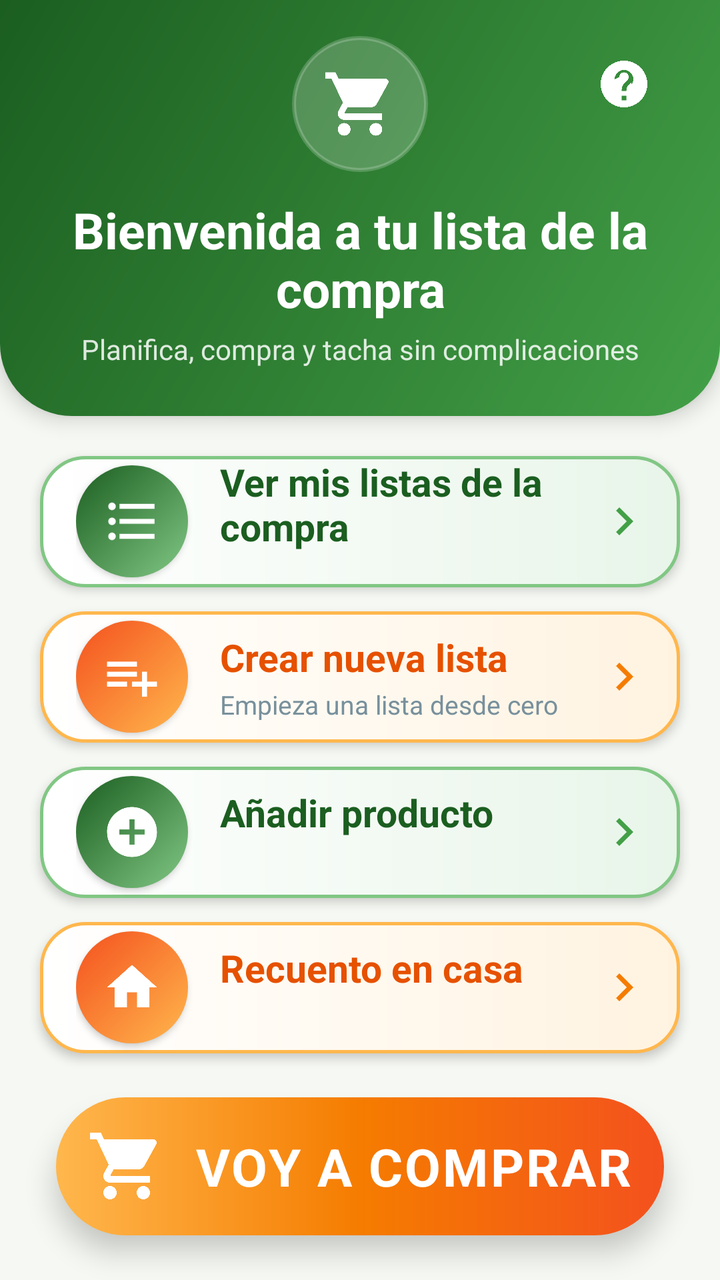
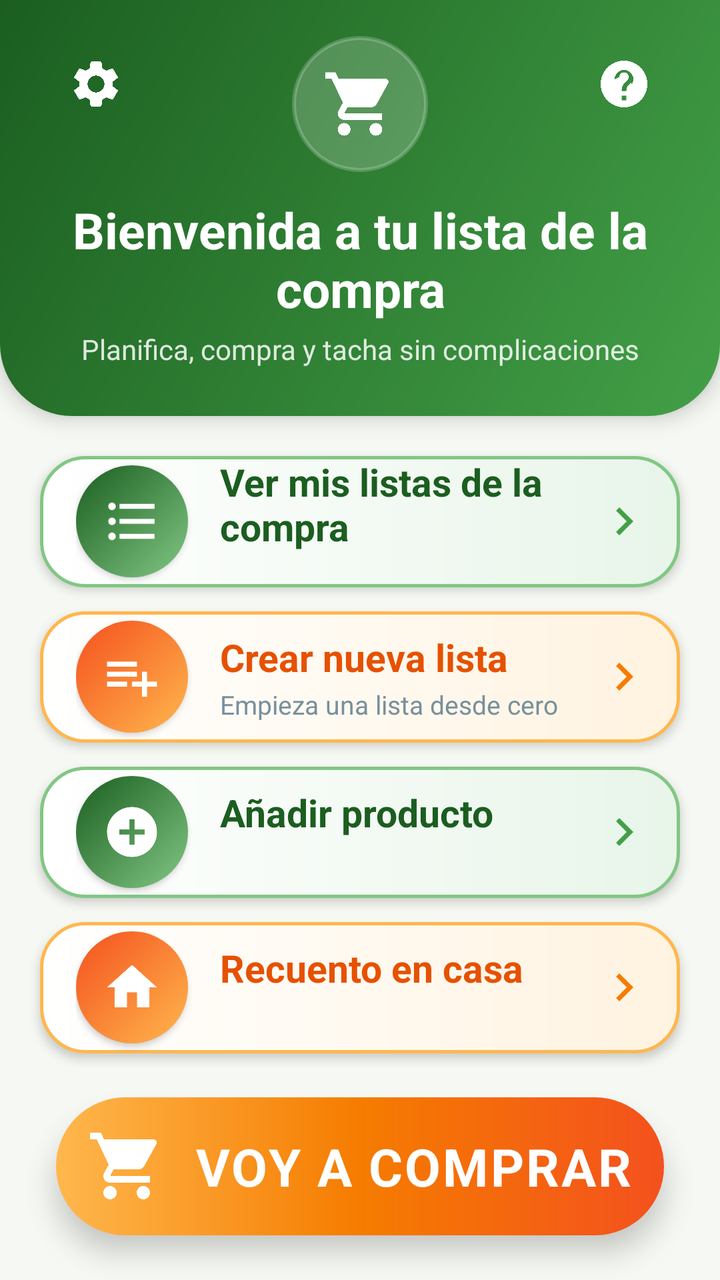

Two renders of the same Android screen: before a commit and after it. Below are the layout's source before the change and the commit's diff.
<!-- AndroidManifest.xml: application theme Theme.ShoppingList -->
<!-- res/layout/activity_main.xml -->
<?xml version="1.0" encoding="utf-8"?>
<LinearLayout xmlns:android="http://schemas.android.com/apk/res/android"
    xmlns:app="http://schemas.android.com/apk/res-auto"
    xmlns:tools="http://schemas.android.com/tools"
    android:layout_width="match_parent"
    android:layout_height="match_parent"
    android:orientation="vertical"
    tools:ignore="ContentDescription,NestedWeights">

    
    <LinearLayout
        android:id="@+id/topBar"
        android:layout_width="match_parent"
        android:layout_height="wrap_content"
        android:background="@drawable/bg_header_main"
        android:elevation="6dp"
        android:gravity="center_horizontal"
        android:orientation="vertical"
        android:paddingStart="24dp"
        android:paddingTop="18dp"
        android:paddingEnd="24dp"
        android:paddingBottom="24dp">

        <FrameLayout
            android:layout_width="match_parent"
            android:layout_height="68dp">

            <FrameLayout
                android:layout_width="68dp"
                android:layout_height="68dp"
                android:layout_gravity="center"
                android:background="@drawable/bg_icon_circle_light">

                <ImageView
                    android:layout_width="38dp"
                    android:layout_height="38dp"
                    android:layout_gravity="center"
                    android:importantForAccessibility="no"
                    android:src="@drawable/ic_cart" />
            </FrameLayout>

            
            <ImageButton
                android:id="@+id/btnTutorial"
                android:layout_width="48dp"
                android:layout_height="48dp"
                android:layout_gravity="end|top"
                android:background="?attr/selectableItemBackgroundBorderless"
                android:contentDescription="@string/tutorial_help"
                android:padding="10dp"
                android:scaleType="fitCenter"
                android:src="@drawable/ic_help" />
        </FrameLayout>

        <TextView
            android:layout_width="match_parent"
            android:layout_height="wrap_content"
            android:layout_marginTop="12dp"
            android:gravity="center"
            android:text="@string/main_header"
            android:textColor="@color/white"
            android:textSize="25sp"
            android:textStyle="bold" />

        <TextView
            android:layout_width="match_parent"
            android:layout_height="wrap_content"
            android:layout_marginTop="4dp"
            android:alpha="0.85"
            android:gravity="center"
            android:text="@string/main_subtitle"
            android:textColor="@color/white"
            android:textSize="14sp" />
    </LinearLayout>

    <LinearLayout
        android:layout_width="match_parent"
        android:layout_height="0dp"
        android:layout_weight="1"
        android:orientation="vertical"
        android:paddingStart="20dp"
        android:paddingTop="20dp"
        android:paddingEnd="20dp"
        android:clipToPadding="false"
        android:paddingBottom="16dp">

        <LinearLayout
            android:id="@+id/bannerMyLists"
            style="@style/MainBanner"
            android:background="@drawable/bg_banner_green">

            <FrameLayout
                style="@style/MainBannerIconCircle"
                android:background="@drawable/bg_icon_circle_green">

                <ImageView
                    style="@style/MainBannerIcon"
                    android:src="@drawable/ic_list" />
            </FrameLayout>

            <LinearLayout style="@style/MainBannerTexts">

                <TextView
                    style="@style/MainBannerTitle"
                    android:text="@string/banner_my_lists"
                    android:textColor="@color/green_dark" />

                <TextView
                    android:id="@+id/tvMyListsSub"
                    style="@style/MainBannerSubtitle" />
            </LinearLayout>

            <ImageView
                style="@style/MainBannerChevron"
                app:tint="@color/green_mid" />
        </LinearLayout>

        <LinearLayout
            android:id="@+id/bannerNewList"
            style="@style/MainBanner"
            android:background="@drawable/bg_banner_orange">

            <FrameLayout
                style="@style/MainBannerIconCircle"
                android:background="@drawable/bg_icon_circle_orange">

                <ImageView
                    style="@style/MainBannerIcon"
                    android:src="@drawable/ic_playlist_add" />
            </FrameLayout>

            <LinearLayout style="@style/MainBannerTexts">

                <TextView
                    style="@style/MainBannerTitle"
                    android:text="@string/banner_new_list"
                    android:textColor="@color/orange_dark" />

                <TextView
                    style="@style/MainBannerSubtitle"
                    android:text="@string/banner_new_list_sub" />
            </LinearLayout>

            <ImageView
                style="@style/MainBannerChevron"
                app:tint="@color/orange" />
        </LinearLayout>

        <LinearLayout
            android:id="@+id/bannerAddProduct"
            style="@style/MainBanner"
            android:background="@drawable/bg_banner_green">

            <FrameLayout
                style="@style/MainBannerIconCircle"
                android:background="@drawable/bg_icon_circle_green">

                <ImageView
                    style="@style/MainBannerIcon"
                    android:src="@drawable/ic_add_circle" />
            </FrameLayout>

            <LinearLayout style="@style/MainBannerTexts">

                <TextView
                    style="@style/MainBannerTitle"
                    android:text="@string/banner_add_product"
                    android:textColor="@color/green_dark" />

                <TextView
                    android:id="@+id/tvAddProductSub"
                    style="@style/MainBannerSubtitle" />
            </LinearLayout>

            <ImageView
                style="@style/MainBannerChevron"
                app:tint="@color/green_mid" />
        </LinearLayout>

        <LinearLayout
            android:id="@+id/bannerHome"
            style="@style/MainBanner"
            android:background="@drawable/bg_banner_orange">

            <FrameLayout
                style="@style/MainBannerIconCircle"
                android:background="@drawable/bg_icon_circle_orange">

                <ImageView
                    style="@style/MainBannerIcon"
                    android:src="@drawable/ic_home" />
            </FrameLayout>

            <LinearLayout style="@style/MainBannerTexts">

                <TextView
                    style="@style/MainBannerTitle"
                    android:text="@string/banner_home"
                    android:textColor="@color/orange_dark" />

                <TextView
                    android:id="@+id/tvHomeSub"
                    style="@style/MainBannerSubtitle" />
            </LinearLayout>

            <ImageView
                style="@style/MainBannerChevron"
                app:tint="@color/orange" />
        </LinearLayout>

        <LinearLayout
            android:id="@+id/btnGoShopping"
            android:layout_width="match_parent"
            android:layout_height="0dp"
            android:layout_marginStart="8dp"
            android:layout_marginTop="10dp"
            android:layout_marginEnd="8dp"
            android:layout_marginBottom="6dp"
            android:layout_weight="1.05"
            android:background="@drawable/bg_big_button"
            android:clickable="true"
            android:elevation="8dp"
            android:focusable="true"
            android:gravity="center"
            android:orientation="horizontal">

            <ImageView
                android:layout_width="40dp"
                android:layout_height="40dp"
                android:importantForAccessibility="no"
                android:src="@drawable/ic_cart" />

            <TextView
                android:layout_width="wrap_content"
                android:layout_height="wrap_content"
                android:layout_marginStart="14dp"
                android:letterSpacing="0.04"
                android:text="@string/go_shopping"
                android:textColor="@color/white"
                android:textSize="26sp"
                android:textStyle="bold" />
        </LinearLayout>
    </LinearLayout>
</LinearLayout>
<!-- resources referenced by this layout -->
<resources>
  <color name="green_dark">#FF1B5E20</color>
  <color name="green_mid">#FF43A047</color>
  <color name="orange">#FFF57C00</color>
  <color name="orange_dark">#FFE65100</color>
  <color name="white">#FFFFFFFF</color>
  <string name="banner_add_product">Añadir producto</string>
  <string name="banner_home">Recuento en casa</string>
  <string name="banner_my_lists">Ver mis listas de la compra</string>
  <string name="banner_new_list">Crear nueva lista</string>
  <string name="banner_new_list_sub">Empieza una lista desde cero</string>
  <string name="go_shopping">VOY A COMPRAR</string>
  <string name="main_header">Bienvenida a tu lista de la compra</string>
  <string name="main_subtitle">Planifica, compra y tacha sin complicaciones</string>
  <string name="tutorial_help">Abrir el tutorial</string>
  <style name="MainBannerChevron">
          <item name="android:layout_width">28dp</item>
          <item name="android:layout_height">28dp</item>
          <item name="android:src">@drawable/ic_chevron_right</item>
          <item name="android:importantForAccessibility">no</item>
      </style>
  <style name="MainBannerIcon">
          <item name="android:layout_width">30dp</item>
          <item name="android:layout_height">30dp</item>
          <item name="android:layout_gravity">center</item>
          <item name="android:importantForAccessibility">no</item>
      </style>
  <style name="MainBannerIconCircle">
          <item name="android:layout_width">56dp</item>
          <item name="android:layout_height">56dp</item>
          <item name="android:elevation">2dp</item>
      </style>
  <style name="MainBannerTitle">
          <item name="android:layout_width">wrap_content</item>
          <item name="android:layout_height">wrap_content</item>
          <item name="android:textSize">19sp</item>
          <item name="android:textStyle">bold</item>
      </style>
  <color name="green_light">#FFE8F5E9</color>
  <color name="green_soft">#FF81C784</color>
  <color name="orange_light">#FFFFF3E0</color>
  <color name="orange_soft">#FFFFB74D</color>
  <color name="orange_deep">#FFF4511E</color>
  <color name="white_translucent">#33FFFFFF</color>
  <color name="text_muted">#FF78909C</color>
  <color name="green">#FF2E7D32</color>
  <color name="page_bg">#FFF6F8F3</color>
  <style name="ShapeAppearance.ShoppingList.Dialog" parent="">
          <item name="cornerFamily">rounded</item>
          <item name="cornerSize">24dp</item>
      </style>
  <!-- unchanged entries left out for length: 19 -->
</resources>

<!-- the commit's change to res/layout/activity_main.xml (unified diff, before → after) -->
@@ -41,6 +41,18 @@
 
             
             <ImageButton
+                android:id="@+id/btnSettings"
+                android:layout_width="48dp"
+                android:layout_height="48dp"
+                android:layout_gravity="start|top"
+                android:background="?attr/selectableItemBackgroundBorderless"
+                android:contentDescription="@string/settings_open"
+                android:padding="10dp"
+                android:scaleType="fitCenter"
+                android:src="@drawable/ic_settings" />
+
+            
+            <ImageButton
                 android:id="@+id/btnTutorial"
                 android:layout_width="48dp"
                 android:layout_height="48dp"
<!-- resource entries referenced after the edit -->
@@ -5,6 +5,16 @@
   <color name="orange">#FFF57C00</color>
   <color name="orange_dark">#FFE65100</color>
   <color name="white">#FFFFFFFF</color>
+  <!-- drawable ic_settings (drawable) -->
+  <vector xmlns:android="http://schemas.android.com/apk/res/android"
+      android:width="24dp"
+      android:height="24dp"
+      android:viewportWidth="24"
+      android:viewportHeight="24">
+      <path
+          android:fillColor="#FFFFFFFF"
+          android:pathData="M19.14,12.94c0.04,-0.3 0.06,-0.61 0.06,-0.94c0,-0.32 -0.02,-0.64 -0.07,-0.94l2.03,-1.58c0.18,-0.14 0.23,-0.41 0.12,-0.61l-1.92,-3.32c-0.12,-0.22 -0.37,-0.29 -0.59,-0.22l-2.39,0.96c-0.5,-0.38 -1.03,-0.7 -1.62,-0.94L14.4,2.81c-0.04,-0.24 -0.24,-0.41 -0.48,-0.41h-3.84c-0.24,0 -0.43,0.17 -0.47,0.41L9.25,5.35C8.66,5.59 8.12,5.92 7.63,6.29L5.24,5.33c-0.22,-0.08 -0.47,0 -0.59,0.22L2.74,8.87C2.62,9.08 2.66,9.34 2.86,9.48l2.03,1.58C4.84,11.36 4.8,11.69 4.8,12s0.02,0.64 0.07,0.94l-2.03,1.58c-0.18,0.14 -0.23,0.41 -0.12,0.61l1.92,3.32c0.12,0.22 0.37,0.29 0.59,0.22l2.39,-0.96c0.5,0.38 1.03,0.7 1.62,0.94l0.36,2.54c0.05,0.24 0.24,0.41 0.48,0.41h3.84c0.24,0 0.44,-0.17 0.47,-0.41l0.36,-2.54c0.59,-0.24 1.13,-0.56 1.62,-0.94l2.39,0.96c0.22,0.08 0.47,0 0.59,-0.22l1.92,-3.32c0.12,-0.22 0.07,-0.47 -0.12,-0.61L19.14,12.94zM12,15.6c-1.98,0 -3.6,-1.62 -3.6,-3.6s1.62,-3.6 3.6,-3.6s3.6,1.62 3.6,3.6S13.98,15.6 12,15.6z" />
+  </vector>
   <string name="banner_add_product">Añadir producto</string>
   <string name="banner_home">Recuento en casa</string>
   <string name="banner_my_lists">Ver mis listas de la compra</string>
@@ -13,6 +23,7 @@
   <string name="go_shopping">VOY A COMPRAR</string>
   <string name="main_header">Bienvenida a tu lista de la compra</string>
   <string name="main_subtitle">Planifica, compra y tacha sin complicaciones</string>
+  <string name="settings_open">Abrir ajustes</string>
   <string name="tutorial_help">Abrir el tutorial</string>
   <style name="MainBannerChevron">
           <item name="android:layout_width">28dp</item>
